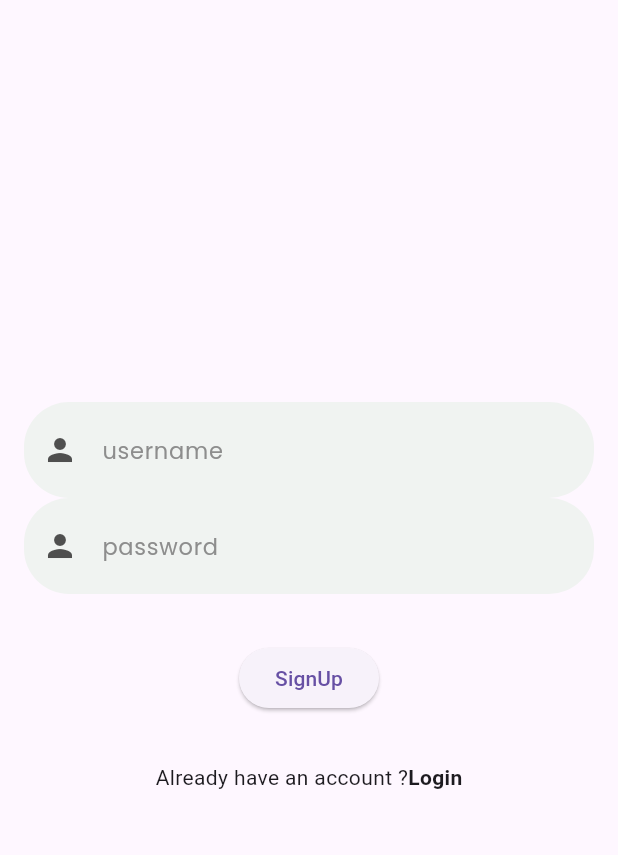
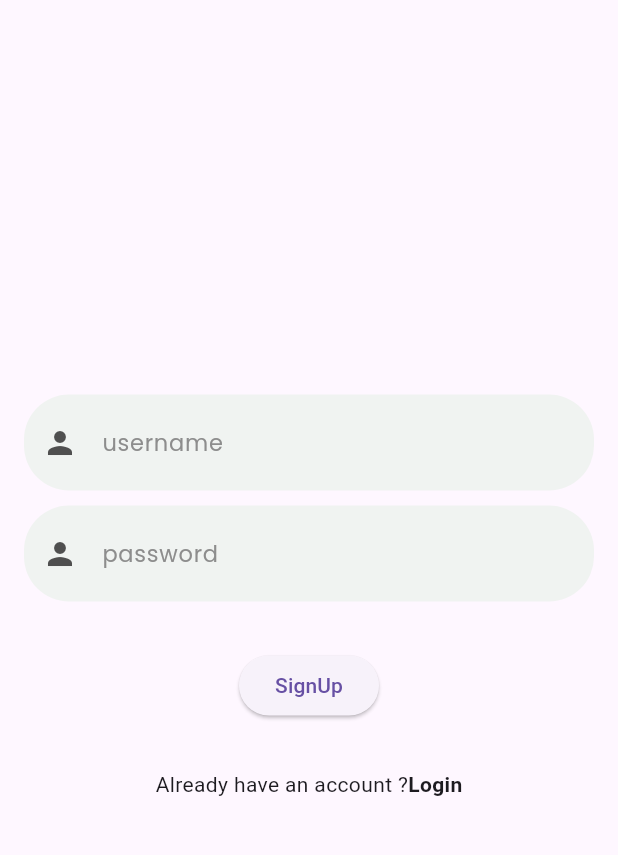
Before and after one commit to rohitk523/flutter_test_app, a Flutter app: the screen it shows after launch, after a tap on "Login", after a tap on "SignUp", on a phone screen of 412 x 824 dp, the part 63-918 px from its top. Run offline on Flutter 3.47's test engine with Material 3 defaults, Android fonts, the light colour scheme and no system bars; our stand-ins replace firebase_auth, firebase_core, google_fonts, hexcolor, pie_chart; accounts and stored records are empty.

Commit message:
added some spacing

```diff
--- a/test_app/lib/Pages/loginpage.dart
+++ b/test_app/lib/Pages/loginpage.dart
@@ -88,6 +88,7 @@ class _LoginPageState extends State<LoginPage> {
                   _enteredusername = value!;
                 },
               ),
+              const SizedBox(height: 10.0),
               TextFormField(
                 decoration: InputDecoration(
                   hintText: 'password',
--- a/test_app/lib/Pages/signuppage.dart
+++ b/test_app/lib/Pages/signuppage.dart
@@ -89,6 +89,7 @@ class _SignupPageState extends State<SignupPage> {
                   _enteredusername = value!;
                 },
               ),
+              const SizedBox(height: 10.0),
               TextFormField(
                 decoration: InputDecoration(
                   hintText: 'password',
```
